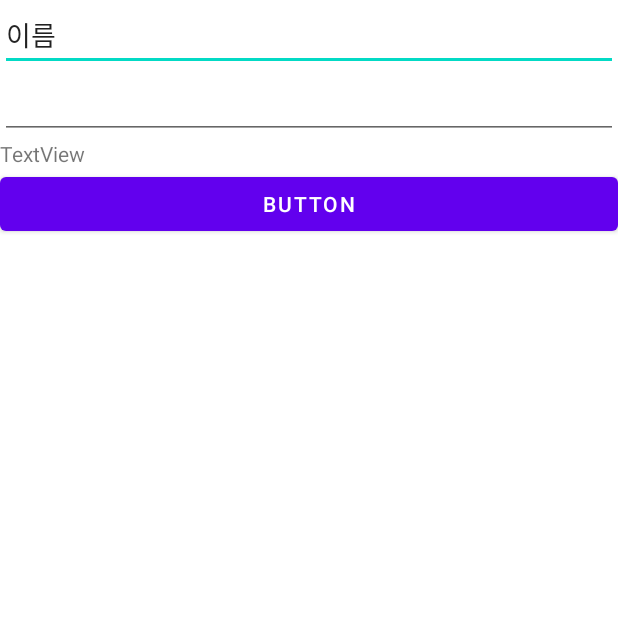
After one commit to H-Zoon/LeftMyTime, an Android app: the CreateItemActivity screen opened directly, with no data from a screen before it, on a phone screen of 412 x 824 dp, the top half of it. The commit adds this screen. Run offline under Robolectric (Android 15) with nearby library versions, the phone set to English and light mode, and no system bars.

Commit message:
사용자가 입력한 미래의 일수를 기준으로 현재의 퍼센트 계산, 해당 아이템의 객체를 저장하는 데이터베이스 구현.

```diff
--- a/app/src/main/AndroidManifest.xml
+++ b/app/src/main/AndroidManifest.xml
@@ -10,6 +10,7 @@
         android:roundIcon="@mipmap/ic_launcher_round"
         android:supportsRtl="true"
         android:theme="@style/Theme.MyApplication">
+        <activity android:name=".CreateItemActivity"></activity>
 
         <receiver android:name=".AppWidget">
             <intent-filter>
--- a/app/src/main/java/com/devidea/timeleft/AppDatabase.java
+++ b/app/src/main/java/com/devidea/timeleft/AppDatabase.java
@@ -3,7 +3,7 @@ package com.devidea.timeleft;
 import androidx.room.Database;
 import androidx.room.RoomDatabase;
 
-@Database(entities = {WidgetInfo.class}, version = 1)
+@Database(entities = {EntityWidgetInfo.class, EntityItemInfo.class}, version = 1, exportSchema = false)
 public abstract class AppDatabase extends RoomDatabase {
     public abstract DatabaseDao DatabaseDao();
 }
--- /dev/null
+++ b/app/src/main/java/com/devidea/timeleft/CreateItemActivity.java
@@ -0,0 +1,36 @@
+package com.devidea.timeleft;
+
+import androidx.appcompat.app.AppCompatActivity;
+
+import android.os.Bundle;
+import android.view.View;
+import android.widget.Button;
+import android.widget.EditText;
+import android.widget.TextView;
+
+public class CreateItemActivity extends AppCompatActivity {
+
+    EditText inputTitle, inputDay;
+    TextView explanDay;
+    Button save;
+    ItemGenerator itemGenerator = new ItemGenerator();
+
+    @Override
+    protected void onCreate(Bundle savedInstanceState) {
+        super.onCreate(savedInstanceState);
+        setContentView(R.layout.activity_create_item);
+
+        inputTitle = findViewById(R.id.input_title);
+        inputDay = findViewById(R.id.input_day);
+        explanDay = findViewById(R.id.cal);
+        save = findViewById(R.id.button);
+
+        save.setOnClickListener(new View.OnClickListener() {
+            @Override
+            public void onClick(View v) {
+                itemGenerator.genDate(inputTitle.getText().toString(), Integer.parseInt(inputDay.getText().toString()));
+            }
+        });
+
+    }
+}
--- a/app/src/main/java/com/devidea/timeleft/DatabaseDao.java
+++ b/app/src/main/java/com/devidea/timeleft/DatabaseDao.java
@@ -4,19 +4,29 @@ import androidx.room.Dao;
 import androidx.room.Insert;
 import androidx.room.Query;
 
+import java.util.ArrayList;
+import java.util.List;
+
 @Dao
 public interface DatabaseDao {
+
     @Insert
-    void insertAll(WidgetInfo widgetInfo);
+    void saveItem(EntityItemInfo entityItemInfo);
 
-    @Query("SELECT widgetID FROM WidgetInfo")
+    @Query("SELECT * FROM EntityItemInfo")
+    List<EntityItemInfo> getItem();
+
+    @Insert
+    void saveWidget(EntityWidgetInfo entityWidgetInfo);
+
+    @Query("SELECT widgetID FROM EntityWidgetInfo")
     int[] get();
 
-    @Query("SELECT summery FROM WidgetInfo WHERE widgetID = :ID")
+    @Query("SELECT summery FROM EntityWidgetInfo WHERE widgetID = :ID")
     String get_summery(int ID);
 
 
-    @Query("DELETE FROM WidgetInfo WHERE widgetID = :ID")
+    @Query("DELETE FROM EntityWidgetInfo WHERE widgetID = :ID")
     void delete(int ID);
 
 
--- a/app/src/main/java/com/devidea/timeleft/WidgetInfo.java
+++ b/app/src/main/java/com/devidea/timeleft/EntityWidgetInfo.java
@@ -5,13 +5,13 @@ import androidx.room.PrimaryKey;
 
 
 @Entity
-public class WidgetInfo {
+public class EntityWidgetInfo {
     @PrimaryKey
     public int widgetID;
 
     public String summery;
 
-    public WidgetInfo(int widgetID, String summery) {
+    public EntityWidgetInfo(int widgetID, String summery) {
         this.widgetID = widgetID;
         this.summery = summery;
     }
--- a/app/src/main/java/com/devidea/timeleft/TimeInfoDttm.java
+++ b/app/src/main/java/com/devidea/timeleft/TimeInfoTime.java
@@ -4,7 +4,7 @@ import java.text.SimpleDateFormat;
 import java.util.Date;
 import java.util.Locale;
 
-public class TimeInfoDttm implements TimeInfo{
+public class TimeInfoTime implements TimeInfo{
 
     @Override
     public AdapterItem setTimeItem() {
@@ -20,7 +20,7 @@ public class TimeInfoDttm implements TimeInfo{
 
         float TimePercent = ((((float) hour * 3600) + (min * 60) + sec) / 86400) * 100;
 
-        adapterItem.setSummery("Time Left is");
+        adapterItem.setSummery("Time Left is ");
         adapterItem.setPercentString(String.format(Locale.getDefault(), "%.1f", TimePercent));
 
         return adapterItem;
--- a/app/src/main/java/com/devidea/timeleft/TimeInfoYear.java
+++ b/app/src/main/java/com/devidea/timeleft/TimeInfoYear.java
@@ -16,7 +16,7 @@ public class TimeInfoYear implements TimeInfo{
         int day = Integer.parseInt(format_Day.format(date));
         float YearPercent = ((float) day / 365) * 100;
 
-        adapterItem.setSummery("Year Left is");
+        adapterItem.setSummery("Year Left is ");
         adapterItem.setPercentString(String.format(Locale.getDefault(), "%.1f", YearPercent));
 
         return adapterItem;
--- /dev/null
+++ b/app/src/main/res/layout/activity_create_item.xml
@@ -0,0 +1,36 @@
+<?xml version="1.0" encoding="utf-8"?>
+<LinearLayout xmlns:android="http://schemas.android.com/apk/res/android"
+    android:layout_width="match_parent"
+    android:layout_height="match_parent"
+    xmlns:tools="http://schemas.android.com/tools"
+    android:orientation="vertical"
+    tools:context=".CreateItemActivity">
+
+    <EditText
+        android:id="@+id/input_title"
+        android:layout_width="match_parent"
+        android:layout_height="wrap_content"
+        android:ems="10"
+        android:text="이름" />
+
+    <EditText
+        android:id="@+id/input_day"
+        android:layout_width="match_parent"
+        android:layout_height="wrap_content"
+        android:ems="10"
+        android:inputType="number" />
+
+    <TextView
+        android:id="@+id/cal"
+        android:layout_width="match_parent"
+        android:layout_height="wrap_content"
+        android:text="TextView" />
+
+    <Button
+        android:id="@+id/button"
+        android:layout_width="match_parent"
+        android:layout_height="wrap_content"
+        android:text="Button" />
+
+
+</LinearLayout>
```
Also changed, not shown: app/src/main/java/com/devidea/timeleft/AppWidget.java (+3 -5 lines), app/src/main/java/com/devidea/timeleft/AppWidgetConfigure.java (+9 -11 lines), app/src/main/java/com/devidea/timeleft/EntityItemInfo.java (added, +36 -0 lines), app/src/main/java/com/devidea/timeleft/ItemGenerator.java (added, +54 -0 lines), app/src/main/java/com/devidea/timeleft/MainActivity.java (+33 -9 lines), app/src/main/java/com/devidea/timeleft/TimeInfoMonth.java (+12 -5 lines), app/src/main/res/layout/activity_main.xml (+9 -3 lines), app/src/main/res/layout/app_widget.xml (+0 -10 lines).
